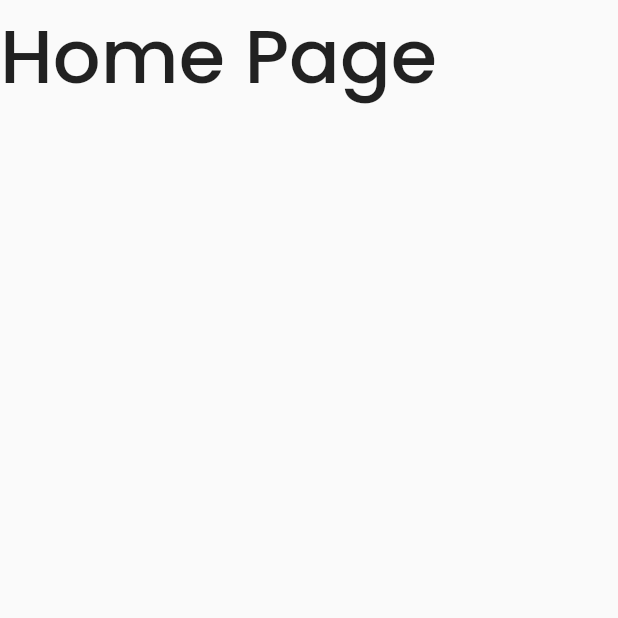
After one commit to arifin1301/learn-flutter--2, a Flutter app: the screen it shows after launch, on a phone screen of 412 x 824 dp, the top half of it. The commit adds this screen. Run offline on Flutter 3.47's test engine with Material 2 defaults, Android fonts, the phone set to English and light mode, and no system bars.

Commit message:
import poppins

```diff
--- a/lib/main.dart
+++ b/lib/main.dart
@@ -1,5 +1,6 @@
 import 'package:flutter/material.dart';
 import 'home_page.dart';
+import 'pages/home_page.dart';
 
 void main() => runApp(MyApp());
 
@@ -8,7 +9,10 @@ class MyApp extends StatelessWidget {
   Widget build(BuildContext context) {
     return MaterialApp(
       debugShowCheckedModeBanner: false,
-      home: HomePage(),
+      theme: ThemeData(
+        fontFamily: 'Poppins',
+      ),
+      home: HomePageChatty(),
     );
   }
 }
--- /dev/null
+++ b/lib/pages/home_page.dart
@@ -0,0 +1,21 @@
+import 'package:flutter/material.dart';
+
+class HomePageChatty extends StatelessWidget {
+  @override
+  Widget build(BuildContext context) {
+    return Scaffold(
+      body: SafeArea(
+        child: ListView(
+          children: [
+            Text(
+              "Home Page",
+              style: TextStyle(
+                fontSize: 50,
+              ),
+            ),
+          ],
+        ),
+      ),
+    );
+  }
+}
```
Also changed, not shown: pubspec.yaml (+19 -21 lines), assets/fonts/Poppins-Light.ttf (added), assets/fonts/Poppins-Medium.ttf (added), assets/fonts/Poppins-Regular.ttf (added).
